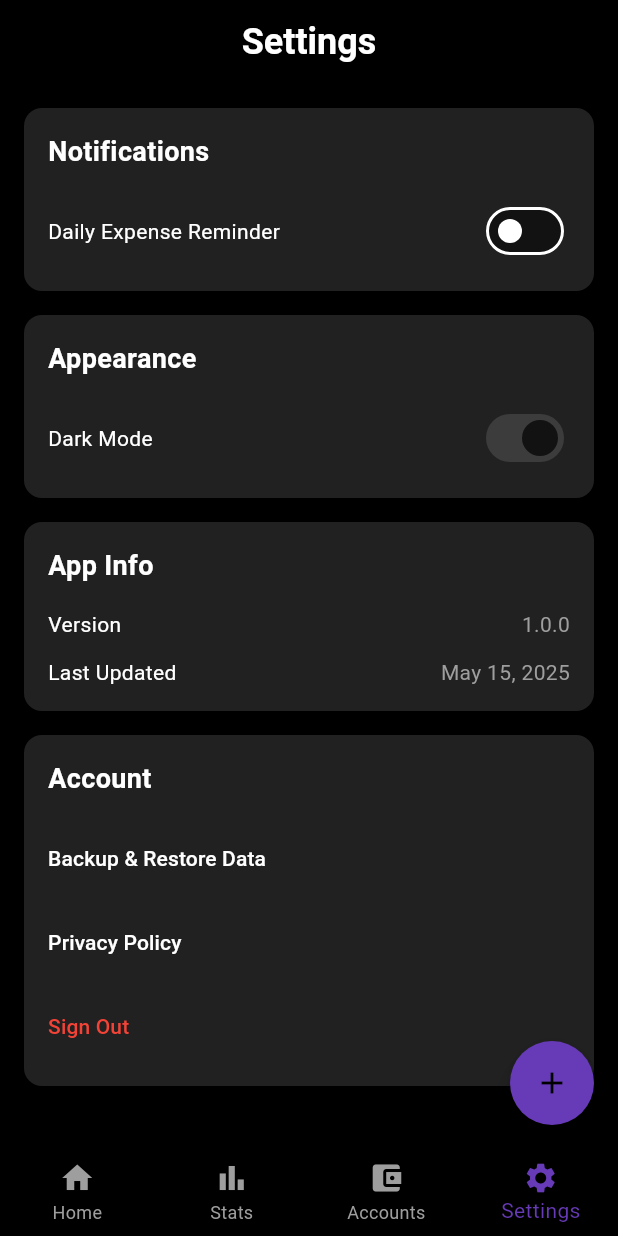
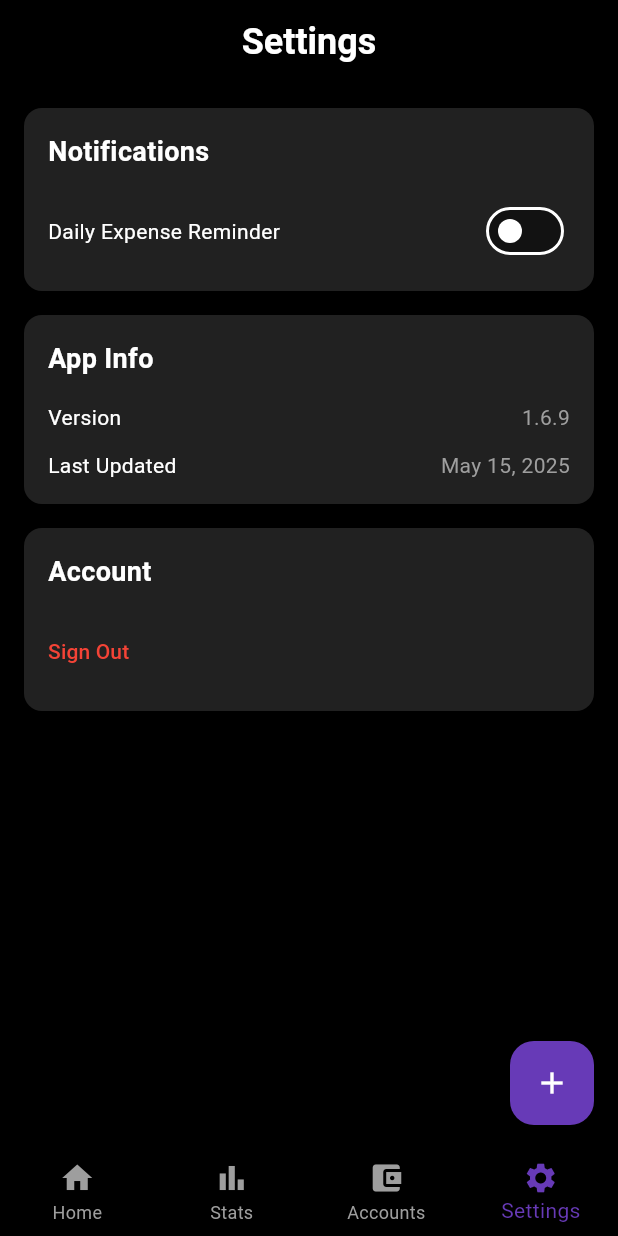
Before and after one commit to gagan-j/expence_manager_base_p1, a Flutter app: the screen it shows once a user with an empty profile is signed in, item 4 of the bottom bar chosen, on a phone screen of 412 x 824 dp. Run offline on Flutter 3.47's test engine with Material 3 defaults, Android fonts, the phone set to English and light mode, and no system bars; our stand-ins replace firebase_auth, firebase_core, flutter_local_notifications, google_sign_in, shared_preferences, sqflite and 1 more; accounts and stored records are empty.

Commit message:
finishing_part

```diff
--- a/lib/screens/home_screen.dart
+++ b/lib/screens/home_screen.dart
@@ -134,7 +134,7 @@ class _HomeScreenState extends State<HomeScreen> {
       backgroundColor: Colors.black,
       appBar: AppBar(
         title: const Text(
-          'Finance Tracker',
+          'keeping eye on money app',
           style: TextStyle(
             fontWeight: FontWeight.bold,
             fontSize: 24,
@@ -317,7 +317,7 @@ class _HomeScreenState extends State<HomeScreen> {
                           borderRadius: BorderRadius.circular(20),
                         ),
                       ),
-                      child: const Text('Add Transaction'),
+                      child: const Text('Add Transaction',style: TextStyle(color: Colors.white),),
                     ),
                   ],
                 ),
--- a/lib/screens/main_navigation.dart
+++ b/lib/screens/main_navigation.dart
@@ -4,7 +4,6 @@ import './stats_screen.dart';
 import './accounts_screen.dart';
 import './settings_screen.dart';
 import './new_expense_screen.dart';
-import 'package:animations/animations.dart';
 
 class MainNavigation extends StatefulWidget {
   const MainNavigation({Key? key}) : super(key: key);
@@ -15,33 +14,77 @@ class MainNavigation extends StatefulWidget {
 
 class _MainNavigationState extends State<MainNavigation> {
   int _selectedIndex = 0;
+  int _previousIndex = 0;
 
-  // Define a method to get the current screen
-  Widget _getScreen(int index) {
-    switch (index) {
-      case 0:
-        return const HomeScreen();
-      case 1:
-        return const StatsScreen();
-      case 2:
-        return const AccountsScreen();
-      case 3:
-        return const SettingsScreen();
-      default:
-        return const HomeScreen();
-    }
-  }
+  final List<Widget> _pages = const [
+    HomeScreen(),
+    StatsScreen(),
+    AccountsScreen(),
+    SettingsScreen(),
+  ];
 
   void _onItemTapped(int index) {
     setState(() {
+      _previousIndex = _selectedIndex;
       _selectedIndex = index;
     });
+  }
+
+  // ✅ Fixed: this now matches AnimatedSwitcherTransitionBuilder type
+  Widget _buildTransition(Widget child, Animation<double> animation) {
+    bool slideFromRight = _selectedIndex > _previousIndex;
+
+    const curve = Curves.easeInOut;
+    final begin = slideFromRight ? const Offset(1.0, 0.0) : const Offset(-1.0, 0.0);
+    final end = Offset.zero;
+
+    final tween = Tween(begin: begin, end: end).chain(CurveTween(curve: curve));
+    final offsetAnimation = animation.drive(tween);
+
+    return SlideTransition(position: offsetAnimation, child: child);
+  }
+
+  Route _createAddTransactionRoute() {
+    return PageRouteBuilder(
+      pageBuilder: (context, animation, secondaryAnimation) => const NewExpenseScreen(),
+      transitionsBuilder: (context, animation, secondaryAnimation, child) {
+        const beginOffset = Offset(0.0, 1.0);
+        const endOffset = Offset.zero;
+        const curve = Curves.easeInOut;
+
+        final offsetAnimation = Tween(begin: beginOffset, end: endOffset)
+            .chain(CurveTween(curve: curve))
+            .animate(animation);
+
+        final fadeAnimation = Tween(begin: 0.0, end: 1.0).animate(
+          CurvedAnimation(
+            parent: animation,
+            curve: const Interval(0.0, 0.5, curve: Curves.easeIn),
+          ),
+        );
+
+        return FadeTransition(
+          opacity: fadeAnimation,
+          child: SlideTransition(
+            position: offsetAnimation,
+            child: child,
+          ),
+        );
+      },
+    );
   }
 
   @override
   Widget build(BuildContext context) {
     return Scaffold(
-      body: _getScreen(_selectedIndex),
+      body: AnimatedSwitcher(
+        duration: const Duration(milliseconds: 300),
+        transitionBuilder: _buildTransition,
+        child: KeyedSubtree(
+          key: ValueKey<int>(_selectedIndex),
+          child: _pages[_selectedIndex],
+        ),
+      ),
       bottomNavigationBar: BottomNavigationBar(
         currentIndex: _selectedIndex,
         onTap: _onItemTapped,
@@ -68,34 +111,17 @@ class _MainNavigationState extends State<MainNavigation> {
           ),
         ],
       ),
-      floatingActionButton: OpenContainer(
-        transitionType: ContainerTransitionType.fade,
-        openBuilder: (BuildContext context, VoidCallback _) {
-          return const NewExpenseScreen();
-        },
-        closedElevation: 6.0,
-        closedShape: const RoundedRectangleBorder(
-          borderRadius: BorderRadius.all(Radius.circular(56 / 2)),
-        ),
-        closedColor: Colors.deepPurple,
-        closedBuilder: (BuildContext context, VoidCallback openContainer) {
-          return SizedBox(
-            height: 56,
-            width: 56,
-            child: Center(
-              child: Icon(
-                Icons.add,
-                color: Theme.of(context).colorScheme.onPrimary,
-              ),
-            ),
-          );
-        },
-        onClosed: (data) {
-          if (data == true) {
-            setState(() {
-              // Refresh if needed
-            });
-          }
+      floatingActionButton: FloatingActionButton(
+        backgroundColor: Colors.deepPurple,
+        child: const Icon(Icons.add, color: Colors.white),
+        onPressed: () {
+          Navigator.of(context).push(_createAddTransactionRoute()).then((value) {
+            if (value == true) {
+              setState(() {
+                // Optionally refresh here
+              });
+            }
+          });
         },
       ),
       floatingActionButtonLocation: FloatingActionButtonLocation.endFloat,
--- a/lib/screens/settings_screen.dart
+++ b/lib/screens/settings_screen.dart
@@ -195,47 +195,6 @@ class _SettingsScreenState extends State<SettingsScreen> {
             ),
           ),
 
-          // Theme Settings
-          Container(
-            margin: const EdgeInsets.only(bottom: 16),
-            padding: const EdgeInsets.all(16),
-            decoration: BoxDecoration(
-              color: Colors.grey[900],
-              borderRadius: BorderRadius.circular(12),
-            ),
-            child: Column(
-              crossAxisAlignment: CrossAxisAlignment.start,
-              children: [
-                const Text(
-                  'Appearance',
-                  style: TextStyle(
-                    fontSize: 18,
-                    fontWeight: FontWeight.bold,
-                    color: Colors.white,
-                  ),
-                ),
-                const SizedBox(height: 16),
-                Row(
-                  mainAxisAlignment: MainAxisAlignment.spaceBetween,
-                  children: [
-                    const Text(
-                      'Dark Mode',
-                      style: TextStyle(
-                        color: Colors.white,
-                      ),
-                    ),
-                    Switch(
-                      value: true, // Always on for now
-                      onChanged: null, // Disabled
-                      activeColor: Colors.deepPurple,
-                    ),
-                  ],
-                ),
-              ],
-            ),
-          ),
-
-          // App Info
           Container(
             margin: const EdgeInsets.only(bottom: 16),
             padding: const EdgeInsets.all(16),
@@ -265,7 +224,7 @@ class _SettingsScreenState extends State<SettingsScreen> {
                       ),
                     ),
                     Text(
-                      '1.0.0',
+                      '1.6.9',
                       style: TextStyle(
                         color: Colors.grey,
                       ),
@@ -316,36 +275,6 @@ class _SettingsScreenState extends State<SettingsScreen> {
                 const SizedBox(height: 16),
                 TextButton(
                   onPressed: () {
-                    // Show backup & restore options
-                    ScaffoldMessenger.of(context).showSnackBar(
-                      const SnackBar(content: Text('Backup & Restore feature coming soon')),
-                    );
-                  },
-                  style: TextButton.styleFrom(
-                    foregroundColor: Colors.white,
-                    padding: EdgeInsets.zero,
-                    alignment: Alignment.centerLeft,
-                  ),
-                  child: const Text('Backup & Restore Data'),
-                ),
-                const SizedBox(height: 8),
-                TextButton(
-                  onPressed: () {
-                    // Privacy policy
-                    ScaffoldMessenger.of(context).showSnackBar(
-                      const SnackBar(content: Text('Privacy Policy will open in browser')),
-                    );
-                  },
-                  style: TextButton.styleFrom(
-                    foregroundColor: Colors.white,
-                    padding: EdgeInsets.zero,
-                    alignment: Alignment.centerLeft,
-                  ),
-                  child: const Text('Privacy Policy'),
-                ),
-                const SizedBox(height: 8),
-                TextButton(
-                  onPressed: () {
                     // Sign out
                     ScaffoldMessenger.of(context).showSnackBar(
                       const SnackBar(content: Text('Sign out functionality will be implemented')),
```
